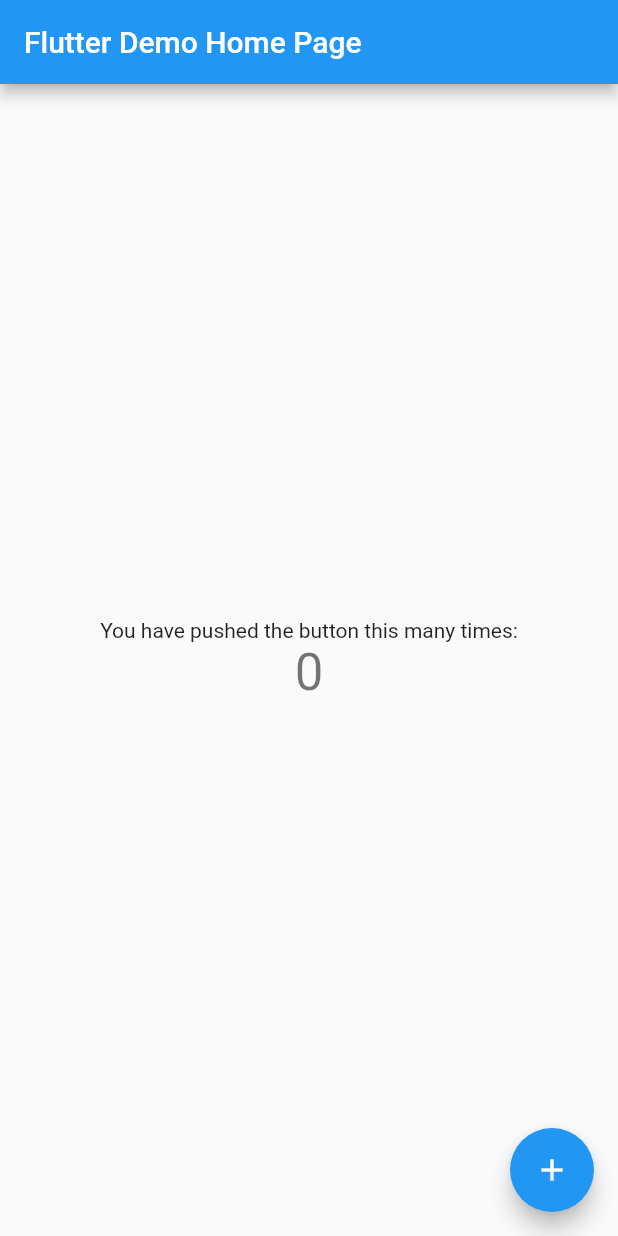
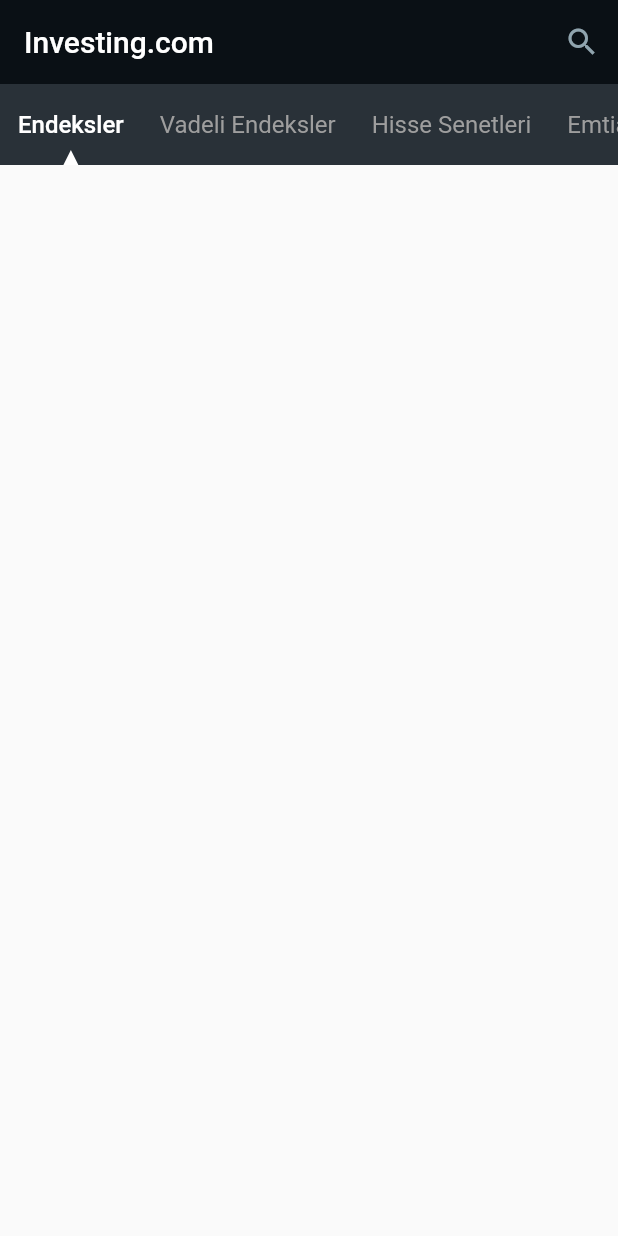
Before and after one commit to right7ctrl/flutter_investing_app, a Flutter app: the screen it shows after launch, on a phone screen of 412 x 824 dp. Run offline on Flutter 3.47's test engine with Material 2 defaults, Android fonts, the light colour scheme and no system bars.

Commit message:
home_page, custom topbar, constants

```diff
--- a/lib/main.dart
+++ b/lib/main.dart
@@ -1,111 +1,17 @@
 import 'package:flutter/material.dart';
+import 'package:investing_app/pages/home_page.dart';
+import 'package:investing_app/utils/constants.dart';
 
-void main() => runApp(MyApp());
+void main() => runApp(App());
 
-class MyApp extends StatelessWidget {
-  // This widget is the root of your application.
+class App extends StatelessWidget {
   @override
   Widget build(BuildContext context) {
     return MaterialApp(
-      title: 'Flutter Demo',
       theme: ThemeData(
-        // This is the theme of your application.
-        //
-        // Try running your application with "flutter run". You'll see the
-        // application has a blue toolbar. Then, without quitting the app, try
-        // changing the primarySwatch below to Colors.green and then invoke
-        // "hot reload" (press "r" in the console where you ran "flutter run",
-        // or simply save your changes to "hot reload" in a Flutter IDE).
-        // Notice that the counter didn't reset back to zero; the application
-        // is not restarted.
-        primarySwatch: Colors.blue,
+        primaryColor: MAIN_DARK
       ),
-      home: MyHomePage(title: 'Flutter Demo Home Page'),
+      home: HomePage(),
     );
   }
 }
-
-class MyHomePage extends StatefulWidget {
-  MyHomePage({Key key, this.title}) : super(key: key);
-
-  // This widget is the home page of your application. It is stateful, meaning
-  // that it has a State object (defined below) that contains fields that affect
-  // how it looks.
-
-  // This class is the configuration for the state. It holds the values (in this
-  // case the title) provided by the parent (in this case the App widget) and
-  // used by the build method of the State. Fields in a Widget subclass are
-  // always marked "final".
-
-  final String title;
-
-  @override
-  _MyHomePageState createState() => _MyHomePageState();
-}
-
-class _MyHomePageState extends State<MyHomePage> {
-  int _counter = 0;
-
-  void _incrementCounter() {
-    setState(() {
-      // This call to setState tells the Flutter framework that something has
-      // changed in this State, which causes it to rerun the build method below
-      // so that the display can reflect the updated values. If we changed
-      // _counter without calling setState(), then the build method would not be
-      // called again, and so nothing would appear to happen.
-      _counter++;
-    });
-  }
-
-  @override
-  Widget build(BuildContext context) {
-    // This method is rerun every time setState is called, for instance as done
-    // by the _incrementCounter method above.
-    //
-    // The Flutter framework has been optimized to make rerunning build methods
-    // fast, so that you can just rebuild anything that needs updating rather
-    // than having to individually change instances of widgets.
-    return Scaffold(
-      appBar: AppBar(
-        // Here we take the value from the MyHomePage object that was created by
-        // the App.build method, and use it to set our appbar title.
-        title: Text(widget.title),
-      ),
-      body: Center(
-        // Center is a layout widget. It takes a single child and positions it
-        // in the middle of the parent.
-        child: Column(
-          // Column is also a layout widget. It takes a list of children and
-          // arranges them vertically. By default, it sizes itself to fit its
-          // children horizontally, and tries to be as tall as its parent.
-          //
-          // Invoke "debug painting" (press "p" in the console, choose the
-          // "Toggle Debug Paint" action from the Flutter Inspector in Android
-          // Studio, or the "Toggle Debug Paint" command in Visual Studio Code)
-          // to see the wireframe for each widget.
-          //
-          // Column has various properties to control how it sizes itself and
-          // how it positions its children. Here we use mainAxisAlignment to
-          // center the children vertically; the main axis here is the vertical
-          // axis because Columns are vertical (the cross axis would be
-          // horizontal).
-          mainAxisAlignment: MainAxisAlignment.center,
-          children: <Widget>[
-            Text(
-              'You have pushed the button this many times:',
-            ),
-            Text(
-              '$_counter',
-              style: Theme.of(context).textTheme.display1,
-            ),
-          ],
-        ),
-      ),
-      floatingActionButton: FloatingActionButton(
-        onPressed: _incrementCounter,
-        tooltip: 'Increment',
-        child: Icon(Icons.add),
-      ), // This trailing comma makes auto-formatting nicer for build methods.
-    );
-  }
-}
--- /dev/null
+++ b/lib/pages/home_page.dart
@@ -0,0 +1,55 @@
+import 'package:flutter/material.dart';
+import 'package:investing_app/utils/draw_triangle.dart';
+import 'package:investing_app/widgets/custom_topbar.dart';
+
+class HomePage extends StatefulWidget {
+  @override
+  _HomePageState createState() => _HomePageState();
+}
+
+class _HomePageState extends State<HomePage> {
+  int _topBarIndex = 0;
+
+  @override
+  Widget build(BuildContext context) {
+    return Scaffold(
+      appBar: AppBar(
+        elevation: 0,
+        centerTitle: false,
+        title: Text('Investing.com'),
+        actions: <Widget>[
+          IconButton(
+            icon: Icon(
+              Icons.search,
+              color: Colors.blueGrey.shade300,
+            ),
+            onPressed: () {},
+          ),
+        ],
+      ),
+      body: Column(
+        children: <Widget>[
+          CustomTopbar(
+            onTap: (int val) {
+              setState(() {
+                _topBarIndex = val;
+              });
+            },
+            currentIndex: _topBarIndex,
+            items: [
+              TopbarItem(id: 0, title: 'Endeksler'),
+              TopbarItem(id: 1, title: 'Vadeli Endeksler'),
+              TopbarItem(id: 2, title: 'Hisse Senetleri'),
+              TopbarItem(id: 3, title: 'Emtia'),
+              TopbarItem(id: 4, title: 'Döviz'),
+              TopbarItem(id: 5, title: 'Kripto Paralar'),
+              TopbarItem(id: 6, title: 'Tahviller'),
+              TopbarItem(id: 7, title: 'ETF\'ler'),
+              TopbarItem(id: 8, title: 'Fonlar'),
+            ],
+          ),
+        ],
+      ),
+    );
+  }
+}
--- /dev/null
+++ b/lib/utils/constants.dart
@@ -0,0 +1,4 @@
+import 'package:flutter/material.dart';
+
+const Color MAIN_DARK = Color.fromRGBO(10, 16, 21, 1);
+const Color SECONDARY_DARK = Color.fromRGBO(41, 49, 56, 1);
--- /dev/null
+++ b/lib/utils/draw_triangle.dart
@@ -0,0 +1,28 @@
+import 'package:flutter/material.dart';
+
+class DrawTriangle extends CustomPainter {
+  final Color color;
+
+  Paint _paint;
+
+  DrawTriangle(this.color) {
+    _paint = Paint()
+      ..color = color
+      ..style = PaintingStyle.fill;
+  }
+
+  @override
+  void paint(Canvas canvas, Size size) {
+    var path = Path();
+    path.moveTo(size.width / 2, 0);
+    path.lineTo(0, size.height);
+    path.lineTo(size.height, size.width);
+    path.close();
+    canvas.drawPath(path, _paint);
+  }
+
+  @override
+  bool shouldRepaint(CustomPainter oldDelegate) {
+    return false;
+  }
+}
--- /dev/null
+++ b/lib/widgets/custom_topbar.dart
@@ -0,0 +1,69 @@
+import 'package:flutter/material.dart';
+import 'package:investing_app/utils/constants.dart';
+import 'package:investing_app/utils/draw_triangle.dart';
+
+class CustomTopbar extends StatelessWidget {
+  final List<TopbarItem> items;
+  final int currentIndex;
+  final void Function(int id) onTap;
+
+  const CustomTopbar({Key key, @required this.items, @required this.currentIndex, @required this.onTap}) : super(key: key);
+
+  @override
+  Widget build(BuildContext context) {
+    return Container(
+      height: 54,
+      width: double.infinity,
+      color: SECONDARY_DARK,
+      child: SingleChildScrollView(
+        scrollDirection: Axis.horizontal,
+        child: Row(
+          mainAxisSize: MainAxisSize.max,
+          crossAxisAlignment: CrossAxisAlignment.center,
+          children: items.map((f) {
+            bool _isSelected = f.id == currentIndex;
+            return Container(
+              height: 54,
+              padding: const EdgeInsets.symmetric(horizontal: 12),
+              child: GestureDetector(
+                onTap: () {
+                  this.onTap(f.id);
+                },
+                child: Stack(
+                  children: <Widget>[
+                    Center(
+                      child: Text(
+                        '${f.title}',
+                        style: TextStyle(fontSize: 16, color: _isSelected ? Colors.white : Colors.grey, fontWeight: _isSelected ? FontWeight.w500 : null),
+                      ),
+                    ),
+                    _isSelected
+                        ? Positioned(
+                            bottom: 0,
+                            left: 0,
+                            right: 0,
+                            child: Align(
+                              alignment: Alignment.center,
+                              child: Container(
+                                child: CustomPaint(size: Size(10, 10), painter: DrawTriangle(Colors.white)),
+                              ),
+                            ),
+                          )
+                        : Container(),
+                  ],
+                ),
+              ),
+            );
+          }).toList(),
+        ),
+      ),
+    );
+  }
+}
+
+class TopbarItem {
+  final String title;
+  final int id;
+
+  TopbarItem({this.title, this.id});
+}
```
